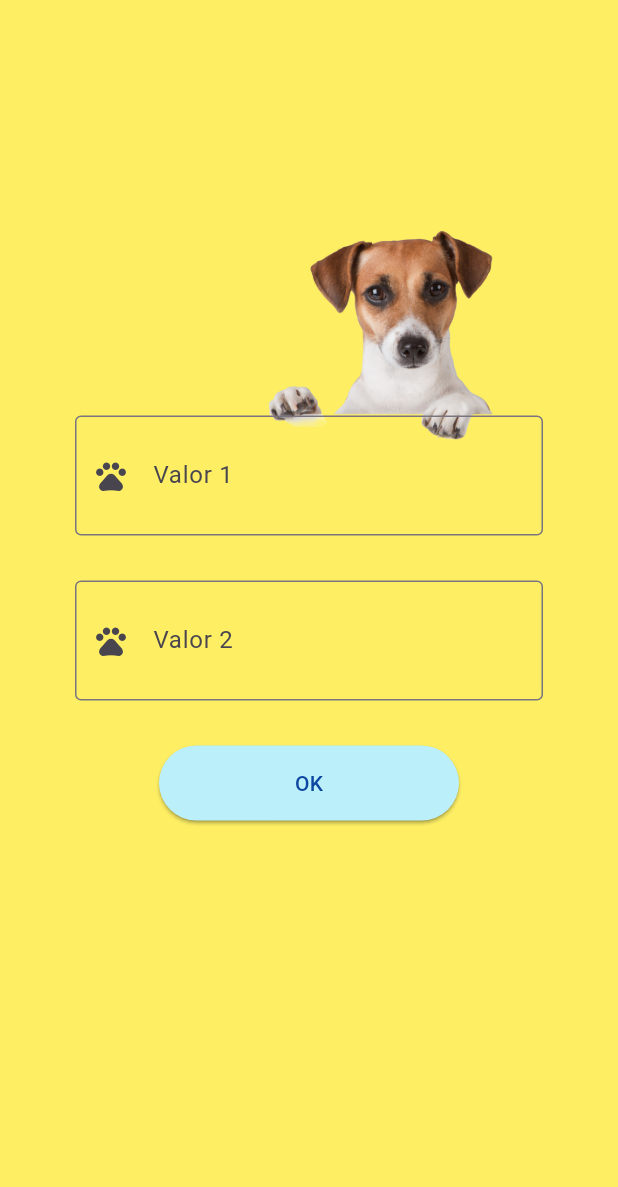
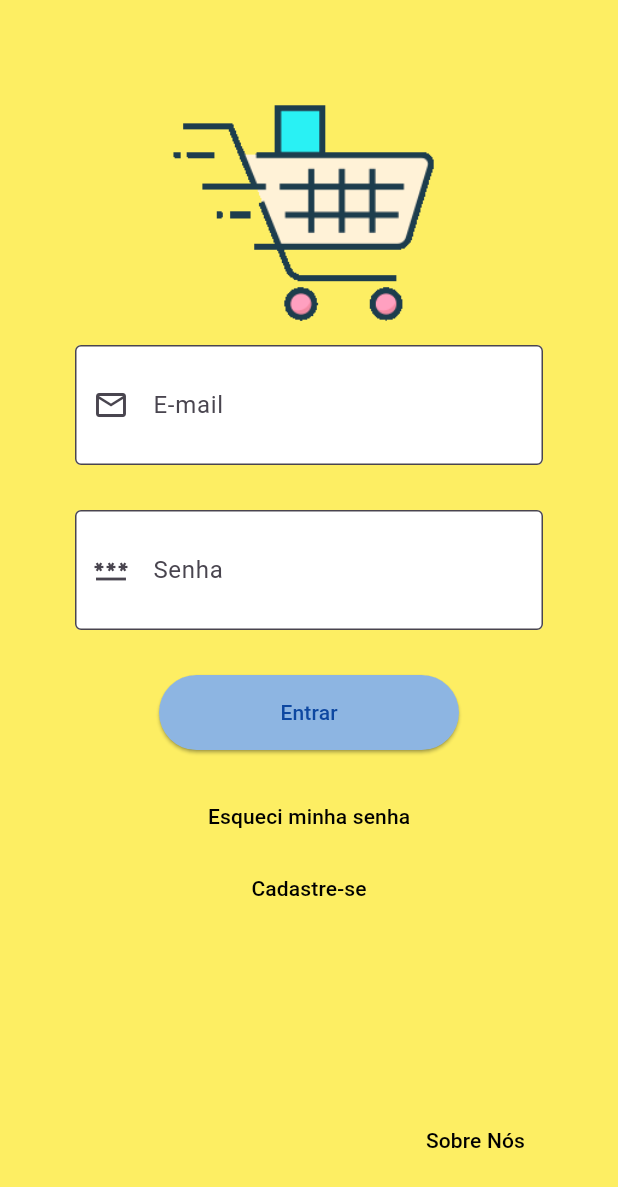
Before and after one commit to menezesjessicacristina/P1Plotze, a Flutter app: the screen it shows after launch, on a phone screen of 412 x 824 dp. Shown: the top 1187 px of the screen. Run offline on Flutter 3.47's test engine with Material 3 defaults, Android fonts, the phone set to English and light mode, and no system bars; our stand-ins replace device_preview.

Commit message:
Atualizei a tela de login

```diff
--- a/lib/main.dart
+++ b/lib/main.dart
@@ -50,68 +50,60 @@ class _PrincipalViewState extends State<PrincipalView> {
       child: Scaffold(
         backgroundColor: Color.fromARGB(255, 253, 238, 99),
         body: Padding(
-          padding: EdgeInsets.fromLTRB(50, 100, 50, 100),
+          padding: EdgeInsets.symmetric(horizontal: 50, vertical: 30),
           child: Form(
             key: formKey,
-            child: Column(
-              mainAxisAlignment: MainAxisAlignment.center,
-              children: [
-                //
+            child: Column(children: [
               //Adicionar a imagem
-                //
-
-                Stack(
-                    clipBehavior: Clip.none,
-                    alignment: AlignmentDirectional.bottomEnd,
-                    children: [
-                      Positioned(
-                        bottom: 38,
-                        child: Image.asset(
-                          'lib/imagem/dog.png',
+              Image.asset(
+                'lib/imagem/carrinho3.gif',
                 width: 200,
                 height: 200,
-                        ),
               ),
               TextFormField(
                 controller: txtValor1,
 
                 style: TextStyle(fontSize: 32),
                 decoration: InputDecoration(
-                          labelText: 'Valor 1',
+                  labelText: 'E-mail',
+                  fillColor: Colors.white,
+                  filled: true,
                   border: OutlineInputBorder(),
-                          prefixIcon: Icon(Icons.pets_outlined),
+                  prefixIcon: Icon(Icons.email_outlined),
                 ),
                 //
                 // VALIDAÇÃO
                 //
                 validator: (value) {
                   if (value == null) {
-                            return 'Informe um valor';
+                    return 'Campo Obrigatório';
                   } else if (value.isEmpty) {
-                            return 'Informe um valor';
-                          } else if (double.tryParse(value) == null) {
-                            return 'Informe um valor Numerico';
-                            //Retornar null significa sucesso na validação
+                    return 'Campo Obrigatório';
                   }
+                  if (value.contains('@')) {
                     return null;
+                  } else {
+                    return 'Informe um email valido';
+                  }
                 },
               ),
-                    ]),
               //SizedBox(height: 30),
 
               //
               // CAMPO DE TEXTO
               //
-
               SizedBox(height: 30),
               TextFormField(
+                obscureText: true,
                 controller: txtValor2,
 
                 style: TextStyle(fontSize: 32),
                 decoration: InputDecoration(
-                    labelText: 'Valor 2',
+                  labelText: 'Senha',
+                  fillColor: Colors.white,
+                  filled: true,
                   border: OutlineInputBorder(),
-                    prefixIcon: Icon(Icons.pets_outlined),
+                  prefixIcon: Icon(Icons.password_sharp),
                 ),
                 //
                 // VALIDAÇÃO
@@ -135,31 +127,44 @@ class _PrincipalViewState extends State<PrincipalView> {
               //ElevatedButton, OutlinedButton, TextButton
               ElevatedButton(
                 style: ElevatedButton.styleFrom(
-                    backgroundColor: Color.fromARGB(255, 187, 240, 251),
+                  backgroundColor: Color.fromARGB(255, 141, 181, 226),
                   foregroundColor: Colors.blue.shade900,
                   minimumSize: Size(200, 50),
                   shadowColor: Color.fromARGB(255, 3, 17, 43),
                 ),
-                  onPressed: () {
-                    if (formKey.currentState!.validate()) {
-                      //
-                      //Retornar as informaçoesninseridas
-                      //nos campos de texto
-                      setState(() {
-                        double v1 = double.parse(txtValor1.text);
-                        double v2 = double.parse(txtValor2.text);
-                        double s = (v1 + v2);
+                onPressed: () {},
+                child: Text('Entrar'),
+              ),
+              SizedBox(height: 20),
+              TextButton(
+                onPressed: () {},
+                child: Text(
+                  'Esqueci minha senha',
+                  style: TextStyle(color: Colors.black),
+                ),
+              ),
+              TextButton(
+                onPressed: () {},
+                child: Text(
+                  'Cadastre-se',
+                  style: TextStyle(color: Colors.black),
+                ),
+              ),
 
-                        ScaffoldMessenger.of(context).showSnackBar(SnackBar(
-                            content: Text("Soma: ${s.toStringAsFixed(2)}"),
-                            duration: Duration(seconds: 3)));
-                      });
-                    }
-                  },
-                  child: Text('OK'),
+              SizedBox(height: 120),
+              Row(
+                mainAxisAlignment: MainAxisAlignment.end,
+                children: [
+                  TextButton(
+                    onPressed: () {},
+                    child: Text(
+                      'Sobre Nós',
+                      style: TextStyle(color: Colors.black),
+                    ),
                   ),
                 ],
-            ),
+              )
+            ]),
           ),
         ),
       ),
```
Also changed, not shown: lib/imagem/carrinho1.gif (added), lib/imagem/carrinho2.gif (added), lib/imagem/carrinho3.gif (added). Lines whose indentation alone changed are shown as unchanged.
